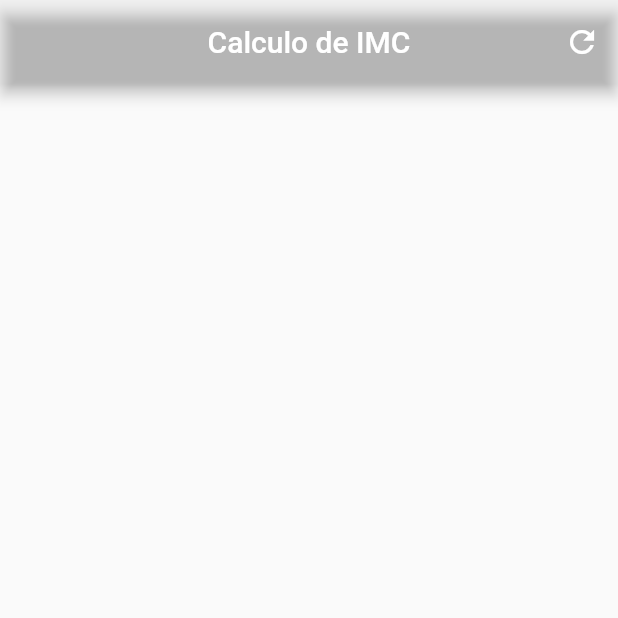
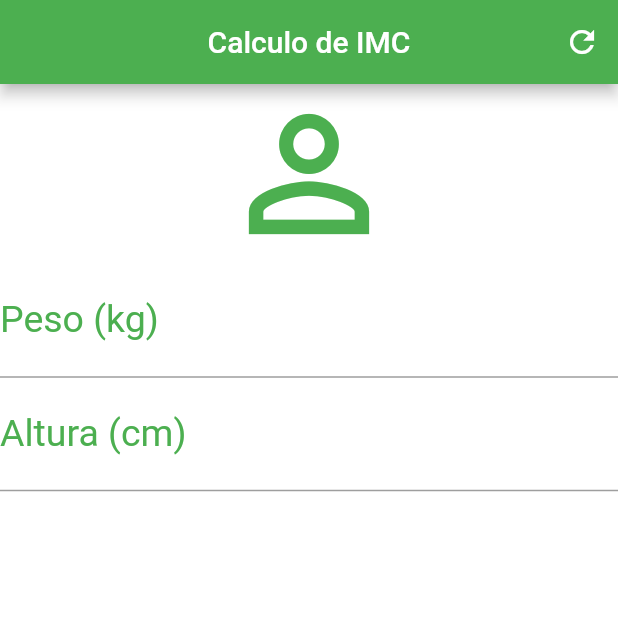
Before and after one commit to railsonsm/cursosflutter, a Flutter app: the screen it shows after launch, on a phone screen of 412 x 824 dp, the top half of it. Run offline on Flutter 3.47's test engine with Material 2 defaults, Android fonts, the light colour scheme and no system bars.

Commit message:
TextField  e Decoration

```diff
--- a/calculadora_imc/lib/main.dart
+++ b/calculadora_imc/lib/main.dart
@@ -21,9 +21,36 @@ class _HomeState extends State<Home> {
       appBar: AppBar(
         title: Text("Calculo de IMC"),
         centerTitle: mano,
-        backgroundColor: Colors.transparent,
+        backgroundColor: Colors.green,
         actions: <Widget>[
           IconButton(icon: Icon(Icons.refresh), onPressed: () => {}),
+        ],
+      ),
+      backgroundColor: Colors.white,
+      body: Column(
+        crossAxisAlignment: CrossAxisAlignment.stretch,
+        children: <Widget>[
+          Icon(
+            Icons.person_outline,
+            size: 120.0,
+            color: Colors.green,
+          ),
+          TextField(
+            keyboardType: TextInputType.number,
+            decoration: InputDecoration(
+                labelText: "Peso (kg)",
+                labelStyle: TextStyle(color: Colors.green)),
+            textAlign: TextAlign.center,
+            style: TextStyle(color: Colors.green, fontSize: 25.0),
+          ),
+          TextField(
+            keyboardType: TextInputType.number,
+            decoration: InputDecoration(
+                labelText: "Altura (cm)",
+                labelStyle: TextStyle(color: Colors.green)),
+            textAlign: TextAlign.center,
+            style: TextStyle(color: Colors.green, fontSize: 25.0),
+          )
         ],
       ),
     );
```
